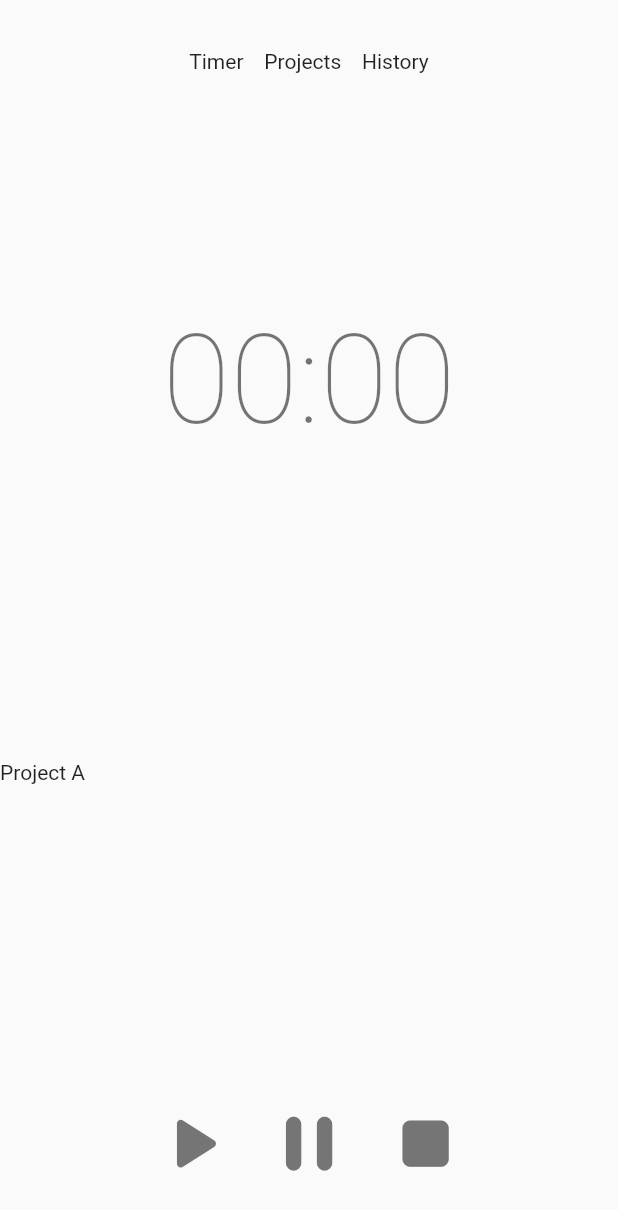
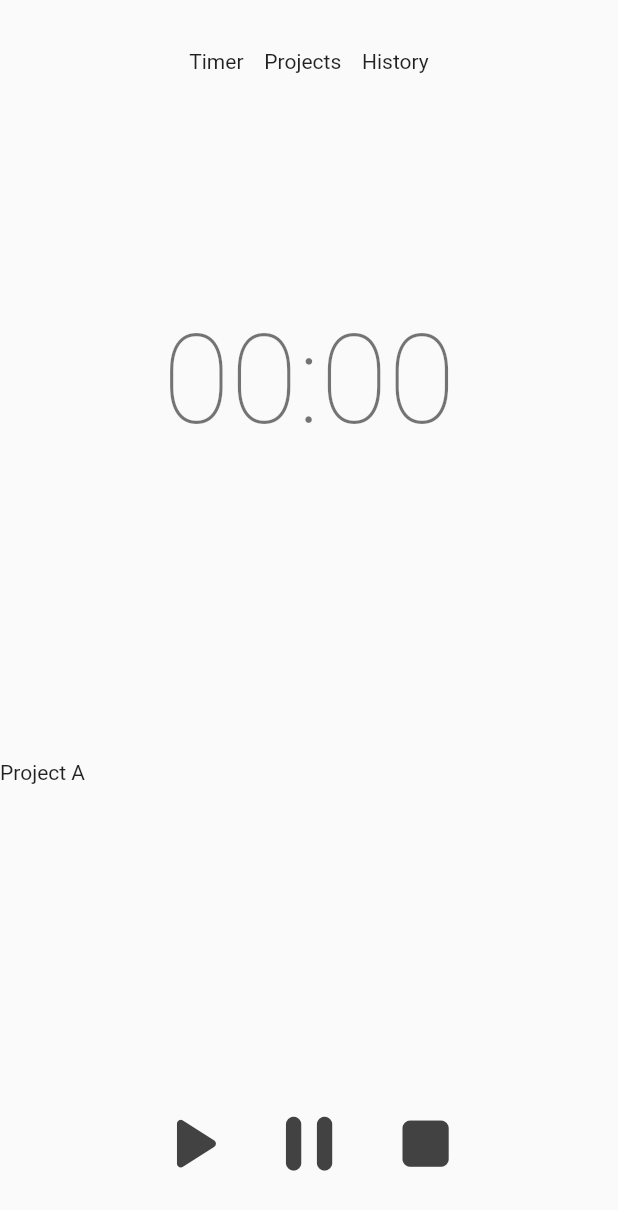
Before and after one commit to pp7rd/worktimer, a Flutter app: the screen it shows after launch, on a phone screen of 412 x 824 dp. Shown: the top 1210 px of the screen. Run offline on Flutter 3.47's test engine with Material 2 defaults, Android fonts, the phone set to English and light mode, and no system bars; our stand-ins replace google_fonts; Roboto replaces fonts that are missing (TextStyle).

Commit message:
Formatting buttons

```diff
--- a/lib/main.dart
+++ b/lib/main.dart
@@ -99,7 +99,7 @@ class _MyHomePageState extends State<MyHomePage> {
   // Play icon
   Widget playButton(BuildContext context) => IconButton(
         icon: Icon(Icons.play_arrow_rounded),
-        color: Colors.grey.shade600,
+        color: Colors.grey.shade800,
         onPressed: _startStopwatch,
         iconSize: 0.075 * height(context),
       );
@@ -107,7 +107,7 @@ class _MyHomePageState extends State<MyHomePage> {
   // Pause icon
   Widget pauseButton(BuildContext context) => IconButton(
         icon: Icon(Icons.pause_rounded),
-        color: Colors.grey.shade600,
+        color: Colors.grey.shade800,
         onPressed: _pauseStopwatch,
         iconSize: 0.075 * height(context),
       );
@@ -115,7 +115,7 @@ class _MyHomePageState extends State<MyHomePage> {
   // Stop icon
   Widget stopButton(BuildContext context) => IconButton(
         icon: Icon(Icons.stop_rounded),
-        color: Colors.grey.shade600,
+        color: Colors.grey.shade800,
         onPressed: _stopStopwatch,
         iconSize: 0.075 * height(context),
       );
```
